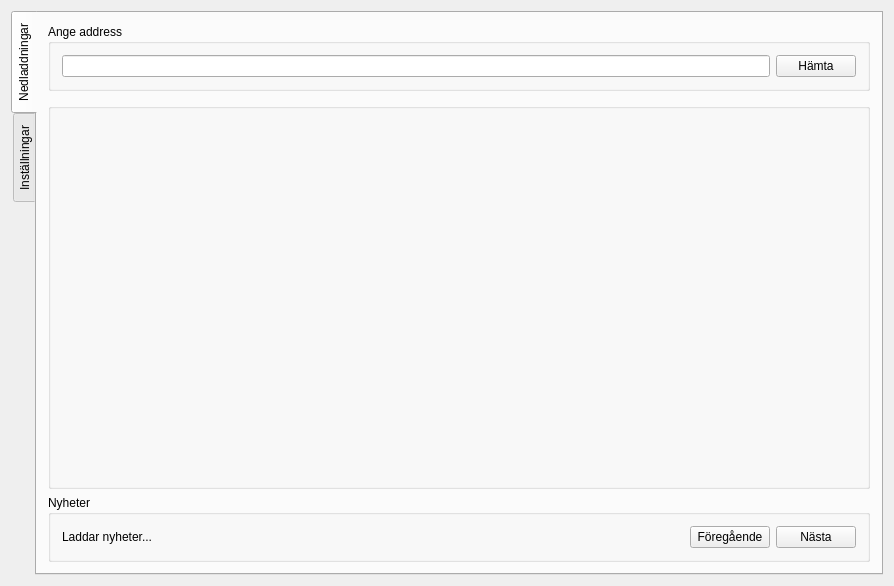
jackuess/pirateplayer, file src/gui/mainwindow.ui: the form before one commit.
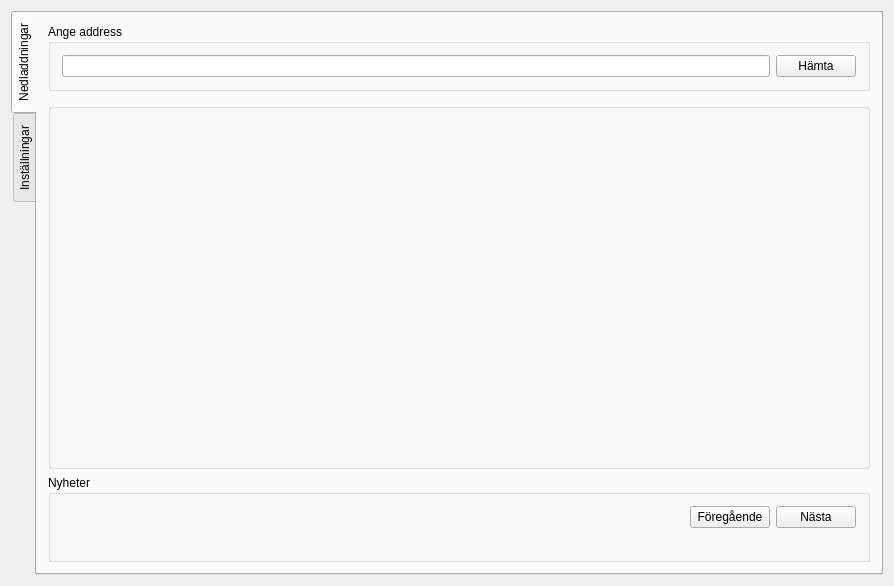
The form after the commit.

Commit message: Display tweet publish date/time

What changed in the file:
```diff
--- a/src/gui/mainwindow.ui
+++ b/src/gui/mainwindow.ui
@@ -79,8 +79,15 @@
           <property name="title">
            <string>Nyheter</string>
           </property>
-          <layout class="QHBoxLayout" name="horizontalLayout">
-           <item>
+          <layout class="QGridLayout" name="gridLayout">
+           <item row="0" column="2">
+            <widget class="QPushButton" name="buttonNextTweet">
+             <property name="text">
+              <string>Nästa</string>
+             </property>
+            </widget>
+           </item>
+           <item row="0" column="0">
             <widget class="QLabel" name="tweetText">
              <property name="sizePolicy">
               <sizepolicy hsizetype="Preferred" vsizetype="Preferred">
@@ -89,21 +96,21 @@
               </sizepolicy>
              </property>
              <property name="text">
-              <string>Laddar nyheter...</string>
+              <string/>
              </property>
             </widget>
            </item>
-           <item>
+           <item row="0" column="1">
             <widget class="QPushButton" name="buttonPrevTweet">
              <property name="text">
               <string>Föregående</string>
              </property>
             </widget>
            </item>
-           <item>
-            <widget class="QPushButton" name="buttonNextTweet">
+           <item row="1" column="0">
+            <widget class="QLabel" name="tweetDate">
              <property name="text">
-              <string>Nästa</string>
+              <string/>
              </property>
             </widget>
            </item>
```
The commit also changes 3 other files.
